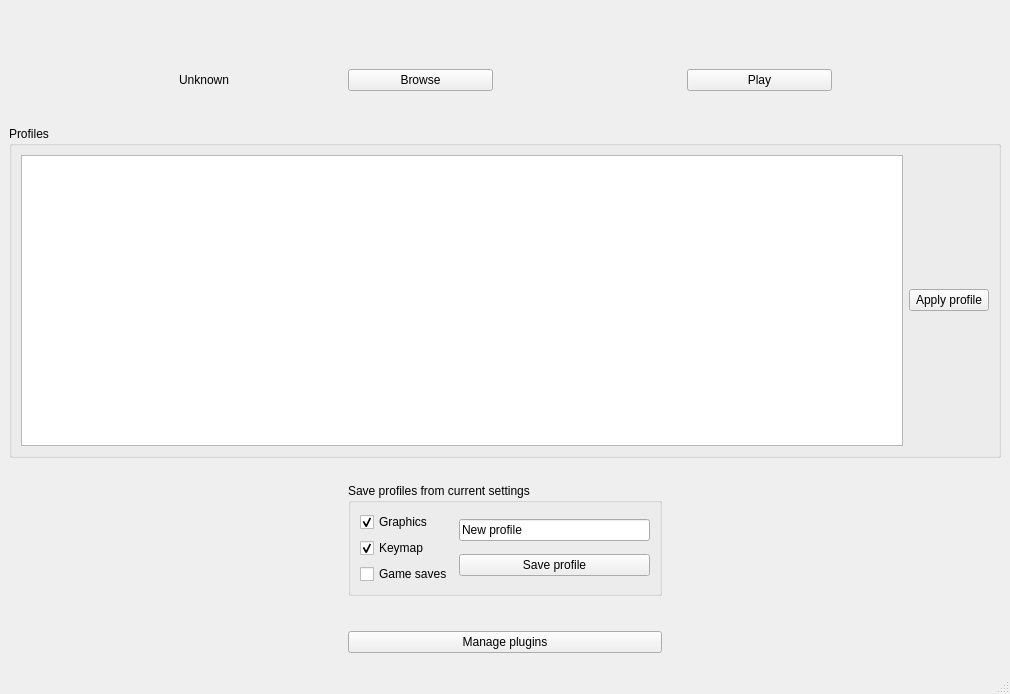
First picture: the form in res/layout/main_window.ui, repository SwitcherForGames/switcher, before the edit.
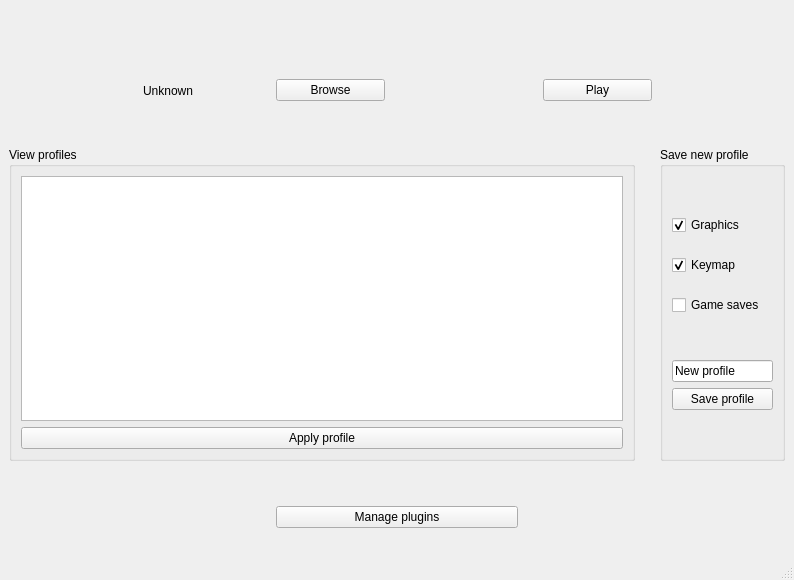
Second picture: the form after the edit.

```diff
--- a/res/layout/main_window.ui
+++ b/res/layout/main_window.ui
@@ -6,8 +6,8 @@
    <rect>
     <x>0</x>
     <y>0</y>
-    <width>1010</width>
-    <height>694</height>
+    <width>794</width>
+    <height>580</height>
    </rect>
   </property>
   <property name="windowTitle">
@@ -16,15 +16,21 @@
   <widget class="QWidget" name="centralwidget">
    <layout class="QHBoxLayout" name="horizontalLayout_2">
     <item>
-     <layout class="QVBoxLayout" name="verticalLayout" stretch="10,1,8,1,1">
+     <layout class="QVBoxLayout" name="verticalLayout" stretch="10,1,5,1">
       <property name="spacing">
        <number>25</number>
       </property>
       <item>
        <layout class="QGridLayout" name="grid">
+        <property name="leftMargin">
+         <number>25</number>
+        </property>
         <property name="topMargin">
          <number>25</number>
         </property>
+        <property name="rightMargin">
+         <number>25</number>
+        </property>
         <property name="bottomMargin">
          <number>25</number>
         </property>
@@ -68,13 +74,22 @@
        </layout>
       </item>
       <item>
+       <layout class="QHBoxLayout" name="horizontalLayout_7" stretch="5,1">
+        <item>
        <widget class="QGroupBox" name="box_profiles">
         <property name="title">
-         <string>Profiles</string>
-        </property>
-        <layout class="QHBoxLayout" name="horizontalLayout_3">
+           <string>View profiles</string>
+          </property>
+          <layout class="QVBoxLayout" name="verticalLayout_2">
          <item>
-          <widget class="QTableView" name="tbl_profiles"/>
+            <widget class="QTableView" name="tbl_profiles">
+             <property name="minimumSize">
+              <size>
+               <width>0</width>
+               <height>200</height>
+              </size>
+             </property>
+            </widget>
          </item>
          <item>
           <widget class="QPushButton" name="btn_apply_profile">
@@ -87,18 +102,16 @@
        </widget>
       </item>
       <item>
-       <layout class="QHBoxLayout" name="horizontalLayout_5" stretch="1,1,1">
-        <item>
-         <widget class="QWidget" name="widget" native="true"/>
-        </item>
-        <item>
          <widget class="QGroupBox" name="box_save_profiles">
           <property name="title">
-           <string>Save profiles from current settings</string>
+           <string>Save new profile</string>
           </property>
-          <layout class="QHBoxLayout" name="horizontalLayout_4">
+          <layout class="QVBoxLayout" name="verticalLayout_3">
            <item>
-            <layout class="QVBoxLayout" name="verticalLayout_5">
+            <layout class="QVBoxLayout" name="verticalLayout_4">
+             <property name="spacing">
+              <number>20</number>
+             </property>
              <item>
               <widget class="QCheckBox" name="chk_graphics">
                <property name="text">
@@ -149,9 +162,6 @@
           </layout>
          </widget>
         </item>
-        <item>
-         <widget class="QWidget" name="widget_2" native="true"/>
-        </item>
        </layout>
       </item>
       <item>
```
Left out of the diff: 2 changed lines with no effect on the pictures. Lines whose indentation alone changed are shown as unchanged.
